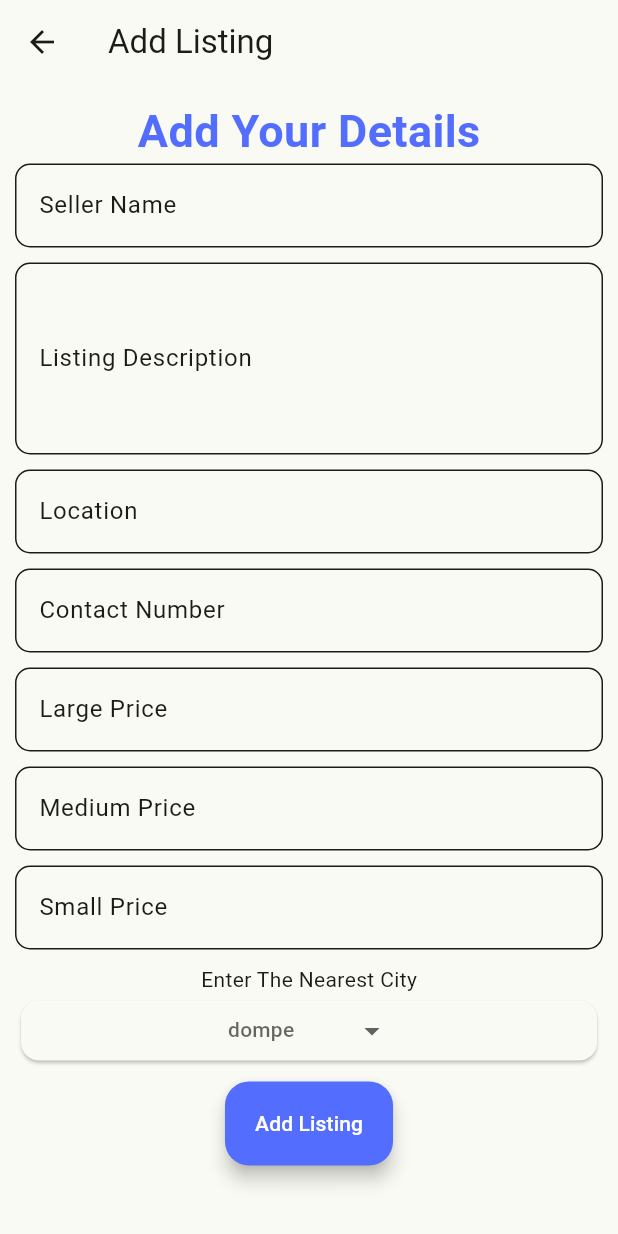
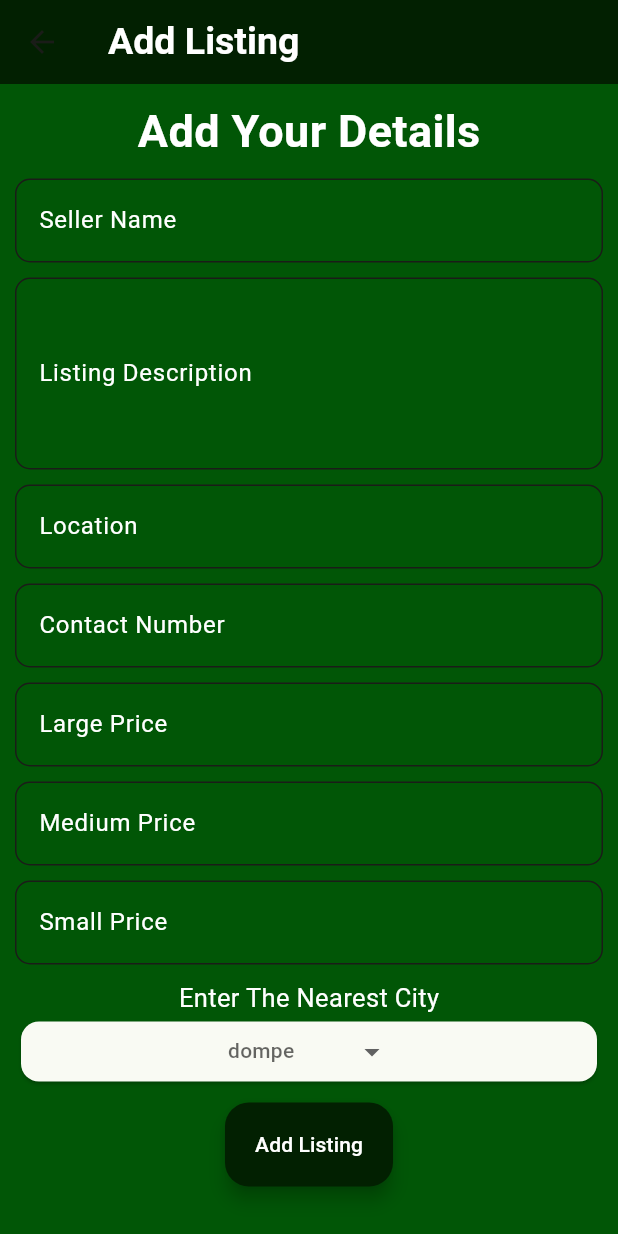
Before and after one commit to ashan210/Betel-Application, a Flutter app: the AddListing screen opened directly, on a phone screen of 412 x 824 dp. Run offline on Flutter 3.47's test engine with Material 3 defaults, Android fonts, the light colour scheme and no system bars; drawn by our look-alikes of dropdown_button2; our stand-ins replace cloud_firestore, firebase_core, get, get_storage, image_picker; missing offline and left inert: otp_text_field_v2, tflite_v2; accounts and stored records are empty.

Commit message:
ui making

```diff
--- a/lib/screens/add_listing.dart
+++ b/lib/screens/add_listing.dart
@@ -11,7 +11,13 @@ class AddListing extends StatelessWidget {
   Widget build(BuildContext context) {
     return GetBuilder<SellerHMController>(builder: (ctrl){
     return  Scaffold(
-      appBar: AppBar(title: const Text('Add Listing'),),
+      backgroundColor:const Color.fromARGB(255, 1, 86, 6),
+      appBar: AppBar(
+        backgroundColor:const Color.fromARGB(255, 2, 32, 1),
+          shadowColor: Colors.white,
+        title: const Text('Add Listing',
+        style: TextStyle(fontWeight: FontWeight.w700 , fontSize: 25, color: Colors.white),
+        ),),
       body:  SingleChildScrollView(
         child: Container(
           margin:  const EdgeInsets.all(10),
@@ -19,15 +25,19 @@ class AddListing extends StatelessWidget {
           child: Column(
             crossAxisAlignment: CrossAxisAlignment.center,
             children: [
-              const Text('Add Your Details',style: TextStyle(fontSize: 30,color: Colors.indigoAccent, fontWeight: FontWeight.bold),),
+              const Text('Add Your Details',style: TextStyle(fontSize: 30,color: Colors.white, fontWeight: FontWeight.bold),),
+              SizedBox(height: 10,),
               TextField(
                 controller: ctrl.sellerNameCtrl,
                 decoration: InputDecoration(
                   border: OutlineInputBorder(
                     borderRadius: BorderRadius.circular(10)
                   ),
-                  label: const Text('Seller Name'),
-                  hintText: 'Enter Your Name'
+                  label: const Text('Seller Name',
+                  style: TextStyle(color: Colors.white,),
+                  ),
+                  hintText: 'Enter Your Name',
+
                 ),
               ),
               const SizedBox(height: 10),
@@ -37,7 +47,9 @@ class AddListing extends StatelessWidget {
                   border: OutlineInputBorder(
                     borderRadius: BorderRadius.circular(10)
                   ),
-                  label: const Text('Listing Description'),
+                  label: const Text('Listing Description',
+                  style: TextStyle(color: Colors.white,),
+                  ),
                   hintText: 'Enter Specific Information About Your Purchase'
                ),
                 maxLines: 4,
@@ -49,7 +61,9 @@ class AddListing extends StatelessWidget {
                   border: OutlineInputBorder(
                     borderRadius: BorderRadius.circular(10)
                   ),
-                  label: const Text('Location'),
+                  label: const Text('Location',
+                  style: TextStyle(color: Colors.white,),
+                  ),
                   hintText: 'Provide The Location Where You Make Purchases'
                 ),
               ),
@@ -60,7 +74,9 @@ class AddListing extends StatelessWidget {
                   border: OutlineInputBorder(
                     borderRadius: BorderRadius.circular(10)
                   ),
-                  label: const Text('Contact Number'),
+                  label: const Text('Contact Number',
+                  style: TextStyle(color: Colors.white,),
+                  ),
                   hintText: 'Add your Contact Number'
                 ),
               ),
@@ -71,7 +87,9 @@ class AddListing extends StatelessWidget {
                   border: OutlineInputBorder(
                     borderRadius: BorderRadius.circular(10)
                   ),
-                  label: const Text('Large Price'),
+                  label: const Text('Large Price',
+                  style: TextStyle(color: Colors.white,),
+                  ),
                   hintText: 'Price Of Buying 1000 LARGE Size Betel Leaves'
                 ),
               ),
@@ -82,7 +100,9 @@ class AddListing extends StatelessWidget {
                   border: OutlineInputBorder(
                     borderRadius: BorderRadius.circular(10)
                   ),
-                  label: const Text('Medium Price'),
+                  label: const Text('Medium Price',
+                  style: TextStyle(color: Colors.white,),
+                  ),
                   hintText: 'Price Of Buying 1000 MEDIUM Size Betel Leaves'
                 ),
               ),
@@ -93,12 +113,16 @@ class AddListing extends StatelessWidget {
                   border: OutlineInputBorder(
                     borderRadius: BorderRadius.circular(10)
                   ),
-                  label: const Text('Small Price'),
+                  label: const Text('Small Price',
+                  style: TextStyle(color: Colors.white,),
+                  ),
                   hintText: 'Price Of Buying 1000 SMALL Size Betel Leaves'
                 ),
               ),
               const SizedBox(height: 10),
-              const Text('Enter The Nearest City'),
+              const Text('Enter The Nearest City',
+              style: TextStyle(color: Colors.white, fontSize: 17),
+              ),
              DropDown(items: const ['Dompe','Pugoda','Delgoda','Gampaha'], selectedItemText: ctrl.city, onSelected: (selectedValue){
               ctrl.city = selectedValue ?? 'city';
               ctrl.update();
@@ -106,7 +130,7 @@ class AddListing extends StatelessWidget {
               const SizedBox(height: 10),
               ElevatedButton(
                 style: ElevatedButton.styleFrom(
-                  backgroundColor: Colors.indigoAccent
+                  backgroundColor: Color.fromARGB(255, 2, 32, 1),
                 ),
                 onPressed: (){
                   ctrl.addSeller();
--- a/lib/screens/grower_sell_home.dart
+++ b/lib/screens/grower_sell_home.dart
@@ -24,10 +24,11 @@ class GrowerSellHome extends StatelessWidget {
           shadowColor: Colors.white,
           title: Text('Betel Sellers', style: TextStyle(fontWeight: FontWeight.w700, fontSize: 25, color: Colors.white),),
         ),
+
         body: Column(
           children: [
             SizedBox(
-              height: 50,
+              height: 70,
 
               child: ListView.builder(
 
@@ -60,7 +61,7 @@ class GrowerSellHome extends StatelessWidget {
                   ctrl.sortByPrice(ascending: selected == 'Low to High' ? true : false);
                 },
                 ),
-
+                SizedBox(height: 10),
                 Expanded(
                   child: GridView.builder(
                     gridDelegate: SliverGridDelegateWithFixedCrossAxisCount(crossAxisCount: 2,
```
Also changed, not shown: lib/screens/ImageProcessingPage.dart (+23 -5 lines), lib/screens/login_page.dart (+24 -15 lines), 3 other files.
